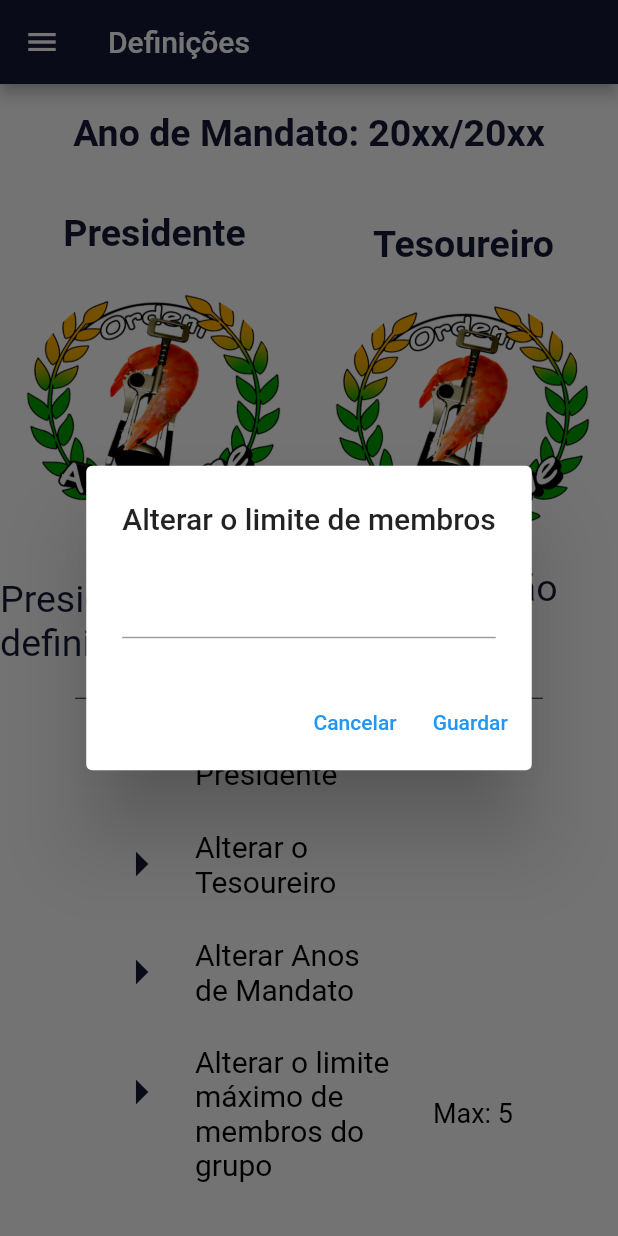
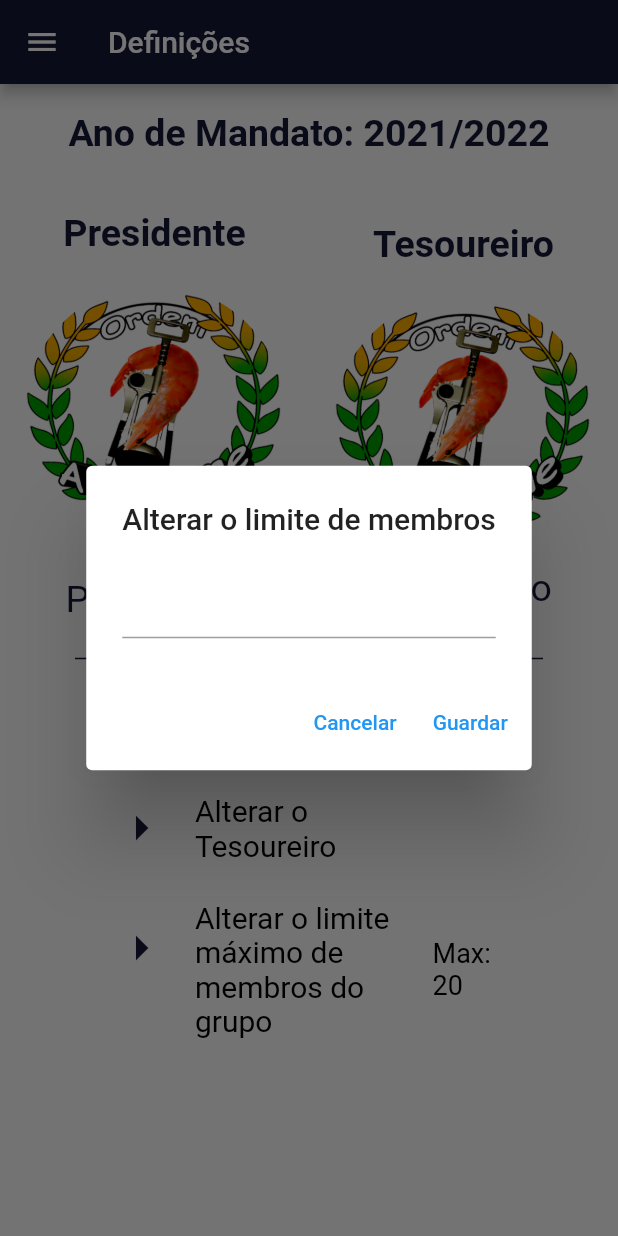
Before and after one commit to diana-gomes30/ABComeApp, a Flutter app: the SettingsPage screen opened by its route, after a tap on "Alterar o limite máximo de membros do gr", on a phone screen of 412 x 824 dp. Run offline on Flutter 3.47's test engine with Material 2 defaults, Android fonts, the phone set to English and light mode, and no system bars; drawn by our look-alikes of loader_overlay; our stand-ins replace animated_splash_screen, font_awesome_flutter, image_picker, page_transition, sqflite; accounts and stored records are empty.

Commit message:
Create custom diviver; Add read poll by id method; Update Settings page; Code Refactor

```diff
--- a/abcome_app/lib/database/abcome_database.dart
+++ b/abcome_app/lib/database/abcome_database.dart
@@ -141,10 +141,11 @@ class ABComeDatabase {
     );
     await db.insert(tablePersons, defaultTreasurer.toJson());
 
+    int year = (DateTime.now().year)-1;
     final defaultPoll = Poll(
-      id: 0,
+      id: 1,
       numPersons: 0,
-      year: 2021,
+      year: year,
       presidentId: defaultPresident.id ?? 1,
       treasurerId: defaultTreasurer.id ?? 2,
       active: 0, // False
@@ -153,12 +154,12 @@ class ABComeDatabase {
     await db.insert(tablePolls, defaultPoll.toJson());
 
     final defaultMandate = Mandate(
-      id: 0,
-      personLimit: 5,
+      id: 1,
+      personLimit: 20,
       presidentId: defaultPresident.id ?? 1,
       treasurerId: defaultTreasurer.id ?? 2,
+      pollId: 1,
       active: 1, // True
-      pollId: 0,
     );
     await db.insert(tableMandates, defaultMandate.toJson());
   }
--- a/abcome_app/lib/repositories/mandate_repository.dart
+++ b/abcome_app/lib/repositories/mandate_repository.dart
@@ -5,7 +5,7 @@ class MandateRepository {
   // <---------------------------------> Métodos CRUD à tabela de Mandatos <--------------------------------->
 
   // Método que devolve um Mandato por defeito
-  static Future<Mandate> readActive() async {
+  static Future<Mandate?> readActive() async {
     final db = await ABComeDatabase.instance.database;
     const active = 1; // True
 
@@ -19,12 +19,12 @@ class MandateRepository {
     if (maps.isNotEmpty) {
       return Mandate.fromJson(maps.first);
     } else {
-      throw Exception('Mandate not found.');
+      return null;
     }
   }
 
   // Método que devolve um Mandato pelo ID
-  static Future<Mandate> readById(int id) async {
+  static Future<Mandate?> readById(int id) async {
     final db = await ABComeDatabase.instance.database;
 
     final maps = await db!.query(
@@ -37,7 +37,7 @@ class MandateRepository {
     if (maps.isNotEmpty) {
       return Mandate.fromJson(maps.first);
     } else {
-      throw Exception('ID $id not found.');
+      return null;
     }
   }
 
--- a/abcome_app/lib/repositories/poll_repository.dart
+++ b/abcome_app/lib/repositories/poll_repository.dart
@@ -2,6 +2,24 @@ import 'package:abcome_app/database/abcome_database.dart';
 import 'package:abcome_app/models/poll.dart';
 
 class PollRepository {
+
+  // Método que devolve a votação por Id
+  static Future<Poll?> readById(int id) async {
+    final db = await ABComeDatabase.instance.database;
+
+    final maps = await db!.query(
+      tablePolls,
+      columns: PollFields.values,
+      where: '${PollFields.id} = ?',
+      whereArgs: [id],
+    );
+
+    if (maps.isNotEmpty) {
+      return Poll.fromJson(maps.first);
+    } else {
+      return null;
+    }
+  }
 
   // Método que devolve a votação ativa por ano
   static Future<Poll?> readActiveByYear(int year) async {
--- a/abcome_app/lib/screens/members/members_page.dart
+++ b/abcome_app/lib/screens/members/members_page.dart
@@ -35,7 +35,7 @@ class _MembersPageState extends State<MembersPage> {
     setState(() => isLoading = true);
 
     personsList = await PersonRepository.readAll();
-    Mandate mandate = await MandateRepository.readActive();
+    //Mandate? mandate = await MandateRepository.readActive();
     //personLimit = mandate.personLimit;
     print('Person Limit $personLimit');
 
--- a/abcome_app/lib/screens/settings_page.dart
+++ b/abcome_app/lib/screens/settings_page.dart
@@ -1,9 +1,12 @@
 import 'package:abcome_app/models/mandate.dart';
 import 'package:abcome_app/models/person.dart';
+import 'package:abcome_app/models/poll.dart';
 import 'package:abcome_app/repositories/mandate_repository.dart';
 import 'package:abcome_app/repositories/person_repository.dart';
+import 'package:abcome_app/repositories/poll_repository.dart';
 import 'package:abcome_app/utils/constants.dart';
 import 'package:abcome_app/utils/utils.dart';
+import 'package:abcome_app/widgets/custom_divider.dart';
 import 'package:abcome_app/widgets/my_app_bar.dart';
 import 'package:abcome_app/widgets/my_app_drawer.dart';
 import 'package:flutter/material.dart';
@@ -21,7 +24,8 @@ class _SettingsPageState extends State<SettingsPage> {
   bool isLoading = false;
   late TextEditingController memberslimitController;
 
-  late Mandate currentMandate;
+  Mandate? currentMandate;
+  Poll? currentPoll;
   Person? currentPresident;
   Person? currentTreasurer;
 
@@ -51,10 +55,16 @@ class _SettingsPageState extends State<SettingsPage> {
       currentMandate = mandate;
     }
 
-    /*currentPresident =
-        await PersonRepository.readById(currentMandate.president);
-    currentTreasurer =
-        await PersonRepository.readById(currentMandate.treasurer);*/
+    currentPoll = await PollRepository.readById(
+      currentMandate != null ? currentMandate!.pollId : 1,
+    );
+
+    currentPresident = await PersonRepository.readById(
+      currentMandate != null ? currentMandate!.presidentId : 1,
+    );
+    currentTreasurer = await PersonRepository.readById(
+      currentMandate != null ? currentMandate!.treasurerId : 2,
+    );
 
     setState(() => isLoading = false);
   }
@@ -85,9 +95,11 @@ class _SettingsPageState extends State<SettingsPage> {
                   children: [
                     Container(
                       padding: const EdgeInsets.all(18),
-                      child: const Text('Ano de Mandato: 20xx/20xx',
-                        //'Ano de Mandato: ${currentMandate.yearIni} / ${currentMandate.yearFim}',
-                        style: TextStyle(
+                      child: Text(
+                        currentPoll != null
+                            ? 'Ano de Mandato: ${currentPoll!.year}/${(currentPoll!.year) + 1}'
+                            : 'Ano de Mandato: 20xx/20xx',
+                        style: const TextStyle(
                           fontSize: 25,
                           fontWeight: FontWeight.bold,
                           color: kPrimaryColor,
@@ -154,8 +166,8 @@ class _SettingsPageState extends State<SettingsPage> {
                                 padding:
                                     const EdgeInsets.only(bottom: 20, top: 5),
                                 child: Text(
-                                  currentPresident != null
-                                      ? currentPresident!.name
+                                  currentTreasurer != null
+                                      ? currentTreasurer!.name
                                       : 'Tesoureiro não definido',
                                   style: const TextStyle(
                                     fontSize: 25,
@@ -168,12 +180,7 @@ class _SettingsPageState extends State<SettingsPage> {
                         ),
                       ],
                     ),
-                    const Divider(
-                      color: kPrimaryColor,
-                      height: 5,
-                      indent: 50,
-                      endIndent: 50,
-                    ),
+                    const CustomDivider(),
                     Column(
                       children: [
                         Row(
@@ -238,34 +245,6 @@ class _SettingsPageState extends State<SettingsPage> {
                               padding: const EdgeInsets.only(left: 50),
                               width: MediaQuery.of(context).size.width * 0.70,
                               child: TextButton(
-                                onPressed: () {},
-                                child: const Align(
-                                  alignment: Alignment.centerLeft,
-                                  child: ListTile(
-                                    leading: Icon(
-                                      Icons.arrow_right_sharp,
-                                      size: 40,
-                                      color: kPrimaryColor,
-                                    ),
-                                    title: Text(
-                                      'Alterar Anos de Mandato',
-                                      style: TextStyle(
-                                        fontSize: 20,
-                                        color: Colors.black,
-                                      ),
-                                    ),
-                                  ),
-                                ),
-                              ),
-                            ),
-                          ],
-                        ),
-                        Row(
-                          children: [
-                            Container(
-                              padding: const EdgeInsets.only(left: 50),
-                              width: MediaQuery.of(context).size.width * 0.70,
-                              child: TextButton(
                                 onPressed: () {
                                   buildLimitPersonDialog(context);
                                 },
@@ -294,7 +273,9 @@ class _SettingsPageState extends State<SettingsPage> {
                               child: Align(
                                 alignment: Alignment.centerRight,
                                 child: Text(
-                                  'Max: ${currentMandate.personLimit}',
+                                  currentMandate != null
+                                      ? 'Max: ${currentMandate!.personLimit}'
+                                      : 'Max: 2',
                                   style: const TextStyle(
                                     fontSize: 18,
                                     color: Colors.black,
@@ -368,7 +349,6 @@ class _SettingsPageState extends State<SettingsPage> {
       int? yearIni,
       int? yearFim,
       int? personLimit}) async {
-
     /*final mandateUpdated = Mandate(
       id: currentMandate.id,
       president: presidentId ?? currentMandate.president,
--- /dev/null
+++ b/abcome_app/lib/widgets/custom_divider.dart
@@ -0,0 +1,33 @@
+import 'package:abcome_app/utils/constants.dart';
+import 'package:flutter/material.dart';
+
+class CustomDivider extends StatelessWidget {
+  const CustomDivider({
+    Key? key,
+    this.heightBox = 10.0,
+    this.heightDivider = 1.0,
+    this.start = 50.0,
+    this.end = 50.0,
+    this.color = kPrimaryColor
+  }) : super(key: key);
+
+  final double heightBox;
+  final double heightDivider;
+  final double start;
+  final double end;
+  final Color color;
+
+  @override
+  Widget build(BuildContext context) {
+    return SizedBox(
+      height: heightBox,
+      child: Center(
+        child: Container(
+          margin: EdgeInsetsDirectional.only(start: start, end: end),
+          height: heightDivider,
+          color: color,
+        ),
+      ),
+    );
+  }
+}
```
